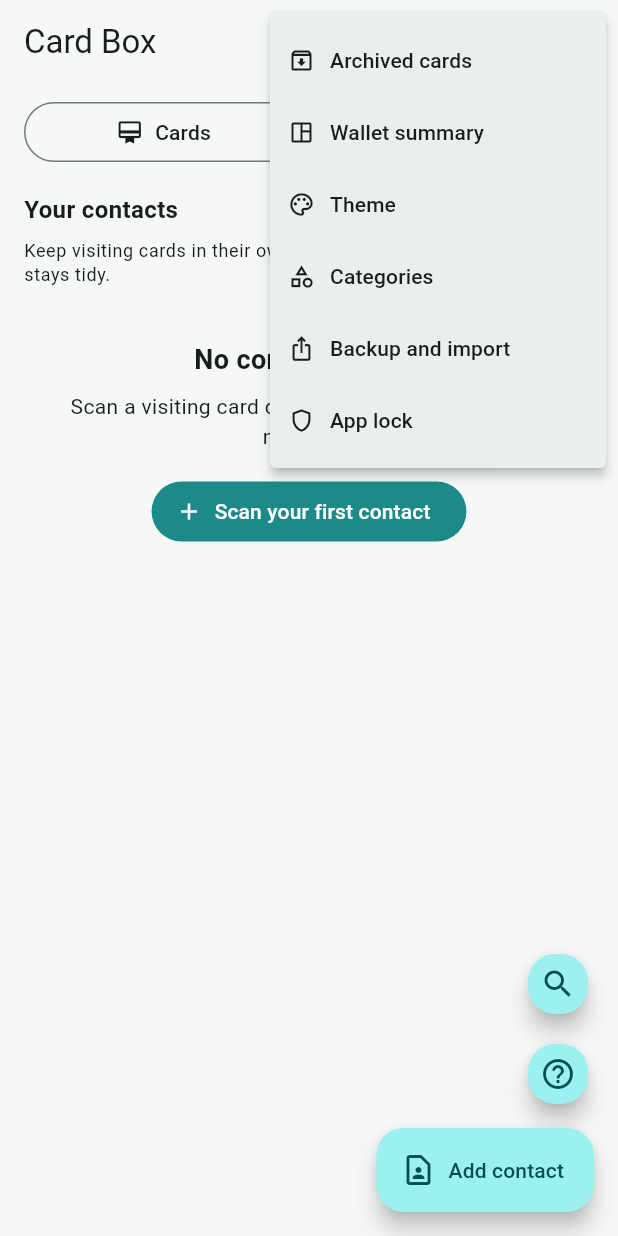
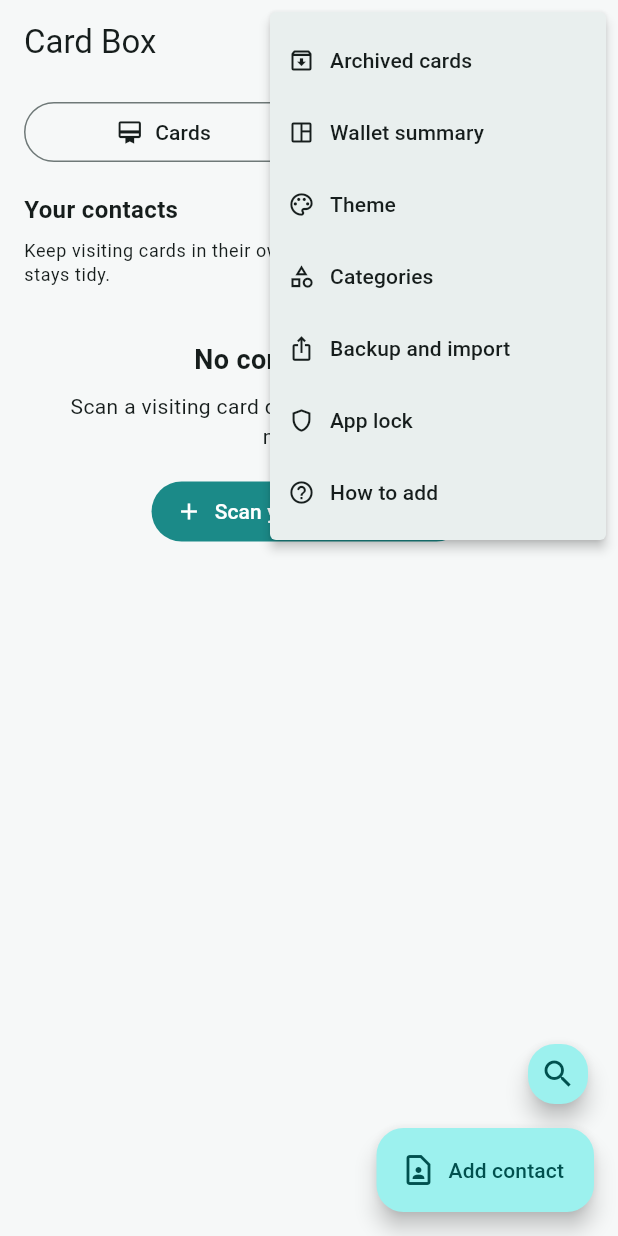
Before and after one commit to learn-by-exploration/card_box, a Flutter app: the screen it shows after launch, after a tap on "Contacts", after a tap on the "grid view" icon, after a tap on the "more vert" icon, on a phone screen of 412 x 824 dp. Run offline on Flutter 3.47's test engine with Material 3 defaults, Android fonts, the light colour scheme and no system bars; our stand-ins replace barcode_widget, drift, drift_flutter, flutter_secure_storage, image_cropper, image_picker and 8 more; missing offline and left inert: barcode, cryptography, dart:ffi, dart:js_interop, dart:ui_web, file_selector and 6 more; accounts and stored records are empty; generated files the repository leaves out were written again.

Commit message:
fix(home): prevent More-options overflow and move help into the menu
- Wrap the More affordance label in a Flexible+ellipsis so long card
  issuer text no longer forces the bottom sheet to overflow.
- Extract a shared _PopupMenuItemRow helper in the home screen so the
  three-dot menu rows are consistent and the help entry fits.
- Move the 'How to add cards' entry from the floating action area into
  the overflow menu, keep it reachable from the menu, and update the
  widget workflow test to follow the new path.

Also, when the smart-scan guided scanner fails to launch on Android,
fall back to the camera + manual cropper and lock the cropper to the
ID-1 (1.586:1) aspect ratio so the user cannot end up with a non-card
shaped image. The image_cropper package does not expose a direct
custom-ratio lock, so this introduces a small IdOneAspectRatioPreset
plumbed through CropAspectRatioPresetData.

```diff
--- a/lib/screens/home_screen.dart
+++ b/lib/screens/home_screen.dart
@@ -104,71 +104,55 @@ class _HomeScreenState extends State<HomeScreen> {
                 itemBuilder: (context) => [
                   PopupMenuItem(
                     value: _HomeMenuAction.archived,
-                    child: Row(
-                      children: [
-                        const Icon(Icons.archive_outlined, size: 18),
-                        const SizedBox(width: 10),
-                        Text(
-                          archivedCount == 0
+                    child: _PopupMenuItemRow(
+                      icon: Icons.archive_outlined,
+                      label: archivedCount == 0
                           ? 'Archived cards'
                           : 'Archived cards ($archivedCount)',
                     ),
-                      ],
-                    ),
                   ),
                   const PopupMenuItem(
                     value: _HomeMenuAction.summary,
-                    child: Row(
-                      children: [
-                        Icon(Icons.space_dashboard_outlined, size: 18),
-                        SizedBox(width: 10),
-                        Text('Wallet summary'),
-                      ],
+                    child: _PopupMenuItemRow(
+                      icon: Icons.space_dashboard_outlined,
+                      label: 'Wallet summary',
                     ),
                   ),
                   const PopupMenuItem(
                     value: _HomeMenuAction.theme,
-                    child: Row(
-                      children: [
-                        Icon(Icons.palette_outlined, size: 18),
-                        SizedBox(width: 10),
-                        Text('Theme'),
-                      ],
+                    child: _PopupMenuItemRow(
+                      icon: Icons.palette_outlined,
+                      label: 'Theme',
                     ),
                   ),
                   const PopupMenuItem(
                     value: _HomeMenuAction.categories,
-                    child: Row(
-                      children: [
-                        Icon(Icons.category_outlined, size: 18),
-                        SizedBox(width: 10),
-                        Text('Categories'),
-                      ],
+                    child: _PopupMenuItemRow(
+                      icon: Icons.category_outlined,
+                      label: 'Categories',
                     ),
                   ),
                   const PopupMenuItem(
                     value: _HomeMenuAction.backup,
-                    child: Row(
-                      children: [
-                        Icon(Icons.ios_share, size: 18),
-                        SizedBox(width: 10),
-                        Text('Backup and import'),
-                      ],
+                    child: _PopupMenuItemRow(
+                      icon: Icons.ios_share,
+                      label: 'Backup and import',
                     ),
                   ),
                   PopupMenuItem(
                     value: _HomeMenuAction.lock,
-                    child: Row(
-                      children: [
-                        Icon(
-                          widget.appLockService.lockEnabled
+                    child: _PopupMenuItemRow(
+                      icon: widget.appLockService.lockEnabled
                           ? Icons.lock_outline
                           : Icons.shield_outlined,
-                          size: 18,
-                        ),
-                        const SizedBox(width: 10),
-                        const Text('App lock'),
-                      ],
+                      label: 'App lock',
+                    ),
+                  ),
+                  const PopupMenuItem(
+                    value: _HomeMenuAction.help,
+                    child: _PopupMenuItemRow(
+                      icon: Icons.help_outline_rounded,
+                      label: 'How to add',
                     ),
                   ),
                 ],
@@ -367,15 +351,6 @@ class _HomeScreenState extends State<HomeScreen> {
                 child: const Icon(Icons.search),
               ),
               const SizedBox(height: 12),
-              FloatingActionButton.small(
-                heroTag: 'help_fab',
-                tooltip: _browseMode == _BrowseMode.cards
-                    ? 'How to add cards'
-                    : 'How to add contacts',
-                onPressed: _openAddHelp,
-                child: const Icon(Icons.help_outline_rounded),
-              ),
-              const SizedBox(height: 12),
               FloatingActionButton.extended(
                 heroTag: 'add_fab',
                 icon: Icon(
@@ -698,28 +673,42 @@ class _HomeScreenState extends State<HomeScreen> {
     await showModalBottomSheet<void>(
       context: context,
       showDragHandle: true,
-      builder: (context) => SafeArea(
+      isScrollControlled: true,
+      builder: (context) {
+        final maxHeight = MediaQuery.of(context).size.height * 0.82;
+        return SafeArea(
+          child: ConstrainedBox(
+            constraints: BoxConstraints(maxHeight: maxHeight),
             child: Padding(
               padding: const EdgeInsets.fromLTRB(16, 4, 16, 16),
-          child: SingleChildScrollView(
               child: Column(
                 mainAxisSize: MainAxisSize.min,
                 crossAxisAlignment: CrossAxisAlignment.start,
                 children: [
                   Text(
                     'More options',
-                  style: Theme.of(
-                    context,
-                  ).textTheme.labelLarge?.copyWith(fontWeight: FontWeight.w700),
+                    style: Theme.of(context).textTheme.labelLarge?.copyWith(
+                      fontWeight: FontWeight.w700,
+                    ),
                   ),
                   const SizedBox(height: 8),
-                Text(card.name, style: Theme.of(context).textTheme.titleMedium),
+                  Text(
+                    card.name,
+                    style: Theme.of(context).textTheme.titleMedium,
+                  ),
                   const SizedBox(height: 4),
                   Text(
                     card.issuer.isEmpty ? card.categoryLabel : card.issuer,
                     style: Theme.of(context).textTheme.bodySmall,
                   ),
                   const SizedBox(height: 16),
+                  Flexible(
+                    child: Scrollbar(
+                      thumbVisibility: true,
+                      child: ListView(
+                        shrinkWrap: true,
+                        physics: const AlwaysScrollableScrollPhysics(),
+                        children: [
                           if (card.hasBarcode)
                             ListTile(
                               contentPadding: EdgeInsets.zero,
@@ -732,7 +721,8 @@ class _HomeScreenState extends State<HomeScreen> {
                                 Navigator.of(context).pop();
                                 Navigator.of(this.context).push(
                                   MaterialPageRoute(
-                          builder: (_) => BarcodePresentScreen(card: card),
+                                    builder: (_) =>
+                                        BarcodePresentScreen(card: card),
                                   ),
                                 );
                               },
@@ -776,7 +766,9 @@ class _HomeScreenState extends State<HomeScreen> {
                             contentPadding: EdgeInsets.zero,
                             leading: const Icon(Icons.share_outlined),
                             title: Text(
-                    card.isVisitingCard ? 'Share contact' : 'Share card',
+                              card.isVisitingCard
+                                  ? 'Share contact'
+                                  : 'Share card',
                             ),
                             subtitle: Text(
                               card.isVisitingCard
@@ -792,7 +784,9 @@ class _HomeScreenState extends State<HomeScreen> {
                             contentPadding: EdgeInsets.zero,
                             leading: const Icon(Icons.edit_outlined),
                             title: Text(
-                    card.isVisitingCard ? 'Edit contact' : 'Edit card',
+                              card.isVisitingCard
+                                  ? 'Edit contact'
+                                  : 'Edit card',
                             ),
                             subtitle: Text(
                               card.isVisitingCard
@@ -807,7 +801,8 @@ class _HomeScreenState extends State<HomeScreen> {
                                     repository: widget.repository,
                                     appLockService: widget.appLockService,
                                     categoryService: widget.categoryService,
-                          mediaRecoveryService: widget.mediaRecoveryService,
+                                    mediaRecoveryService:
+                                        widget.mediaRecoveryService,
                                     existingCard: card,
                                   ),
                                 ),
@@ -818,7 +813,9 @@ class _HomeScreenState extends State<HomeScreen> {
                             contentPadding: EdgeInsets.zero,
                             leading: const Icon(Icons.visibility_outlined),
                             title: Text(
-                    card.isVisitingCard ? 'View contact' : 'View details',
+                              card.isVisitingCard
+                                  ? 'View contact'
+                                  : 'View details',
                             ),
                             subtitle: Text(
                               card.isVisitingCard
@@ -864,7 +861,12 @@ class _HomeScreenState extends State<HomeScreen> {
                       ),
                     ),
                   ),
-      ),
+                ],
+              ),
+            ),
+          ),
+        );
+      },
     );
   }
 
@@ -914,6 +916,8 @@ class _HomeScreenState extends State<HomeScreen> {
                 AppLockSettingsScreen(appLockService: widget.appLockService),
           ),
         );
+      case _HomeMenuAction.help:
+        _openAddHelp();
     }
   }
 
@@ -1128,7 +1132,15 @@ enum _BrowseMode { cards, contacts }
 
 enum _CardLayoutMode { list, grid }
 
-enum _HomeMenuAction { archived, summary, theme, categories, backup, lock }
+enum _HomeMenuAction {
+  archived,
+  summary,
+  theme,
+  categories,
+  backup,
+  lock,
+  help,
+}
 
 class _CategoryFilterOption {
   const _CategoryFilterOption({
@@ -1589,3 +1601,26 @@ class _AddPathTile extends StatelessWidget {
     );
   }
 }
+
+/// Compact row used inside the three-dot overflow menu. The text is wrapped
+/// in [Flexible] so a long label ellipsizes rather than overflowing the menu's
+/// fixed-width row (a hard 256dp cap imposed by Flutter's popup layout).
+class _PopupMenuItemRow extends StatelessWidget {
+  const _PopupMenuItemRow({required this.icon, required this.label});
+
+  final IconData icon;
+  final String label;
+
+  @override
+  Widget build(BuildContext context) {
+    return Row(
+      children: [
+        Icon(icon, size: 18),
+        const SizedBox(width: 10),
+        Flexible(
+          child: Text(label, maxLines: 1, overflow: TextOverflow.ellipsis),
+        ),
+      ],
+    );
+  }
+}
```
Also changed, not shown: lib/services/card_media_service.dart (+56 -1 lines), lib/widgets/card_tile.dart (+9 -5 lines), 2 other files. Lines whose indentation alone changed are shown as unchanged.
